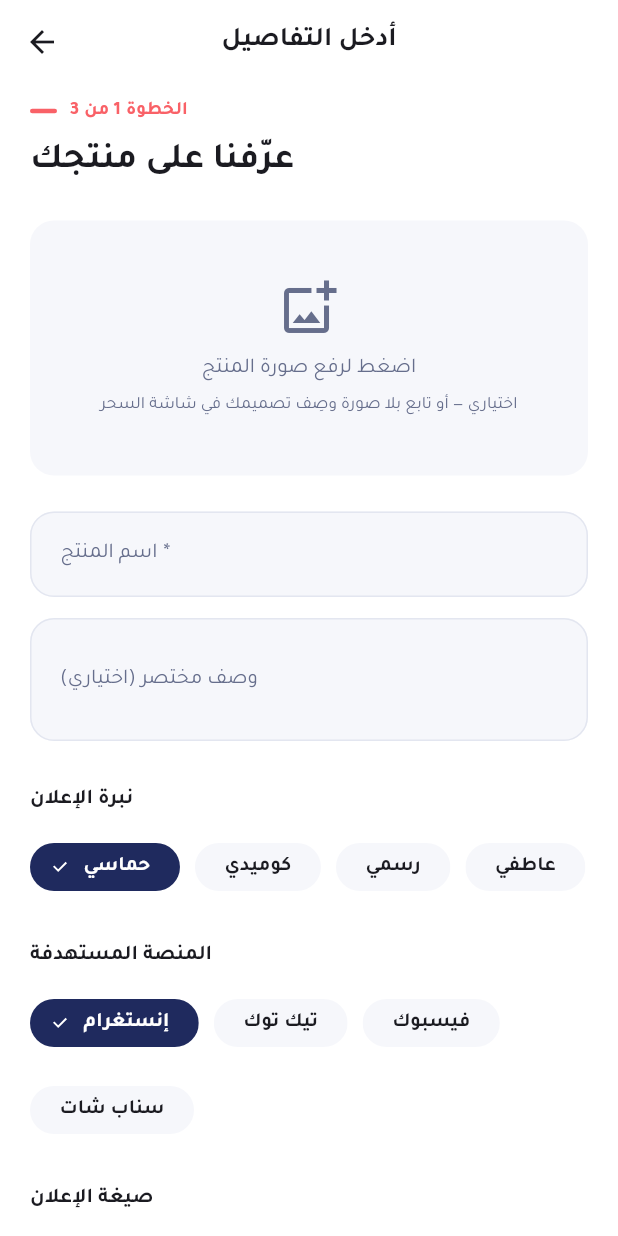
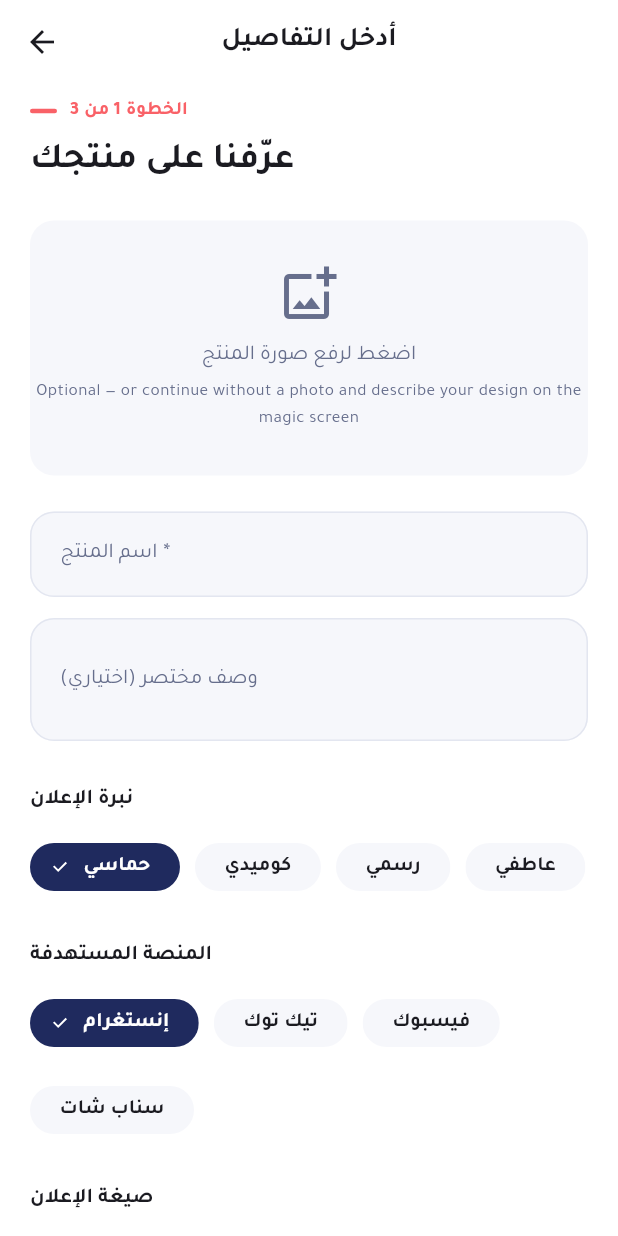
Before and after one commit to mohammed981-tjn/zol, a Flutter app: the UploadDetailsScreen screen opened directly, on a phone screen of 412 x 824 dp. Run offline on Flutter 3.47's test engine with Material 3 defaults, Android fonts, the phone set to English and light mode, and no system bars; our stand-ins replace flutter_map, flutter_svg, geolocator, image_picker, latlong2, share_plus and 2 more; missing offline and left inert: google_mlkit_subject_segmentation, moyasar; accounts and stored records are empty.

Commit message:
السقّاطة تُشدّ ولا تُرخى: النصّ الجديد يُترجَم لا يُرفع له الرقم
سقط البناء على 527b92d في `l10n_guard_test`: سطر التلميح الذي أُضيف
تحت منتقي الصورة رفع نصوص `upload_details_screen.dart` المحفورة من
٢٦ إلى ٢٧.

والحارس سقّاطة بابها واحد — تُخفَّض أرقامها ولا تُرفع. ورفعُ الرقم إلى
٢٧ كان سيمرّ البناء ويجعل كل ميزة تُضاف عذرًا لتوسيع الدَّين نفسه الذي
بُني الحارس ليمنعه. فنُقل النصّ إلى `app_ar.arb` و`app_en.arb`
(`uploadPhotoOptionalHint`) وقُرئ بـ`L.of(context)` — وهذا أوّل مفتاح
مترجَم في هذا الملفّ، فبقي عدّه ٢٦ بلا مساس بالجدول.

واختبارا هذه الدفعة نجحا في التشغيل الساقط قبل أن يُوقفه الحارس:
'Continue button needs only a name' و'Magic screen without a photo
invites a description'.

Co-Authored-By: Claude Opus 5 <noreply@anthropic.com>
Claude-Session: https://claude.ai/code/session_01VALDLhqwfskeSHVVzjjhSQ

```diff
--- a/lib/l10n/app_ar.arb
+++ b/lib/l10n/app_ar.arb
@@ -439,6 +439,7 @@
   "magicInviteTitle": "صِف التصميم الذي تريده",
   "magicInviteBody": "اكتب في الصندوق أسفل الشاشة ما تريده بلغتك — يظهر التخطيط فورًا على جهازك، ثم يمكنك طلب مشهد بالذكاء أو تعديل ما ظهر.",
   "magicInviteSamples": "إعلان خصم ٣٠٪ لمقهى مختص، ألوان دافئة|إعلان افتتاح صالون، ستوري، فخم وهادئ|عرض توظيف: نبحث عن كاشير، مربّع",
+  "uploadPhotoOptionalHint": "اختياري — أو تابع بلا صورة وصِف تصميمك في شاشة السحر",
   "magicCopyText": "نسخ النص",
   "magicSave": "حفظ",
   "magicMatchScore": "توافق {score}%",
--- a/lib/l10n/app_en.arb
+++ b/lib/l10n/app_en.arb
@@ -271,6 +271,7 @@
   "magicInviteTitle": "Describe the design you want",
   "magicInviteBody": "Type what you want in the box below, in your own words — the layout appears instantly on your device, and you can then ask for an AI scene or refine what you got.",
   "magicInviteSamples": "30% off ad for a specialty coffee shop, warm colors|Salon opening ad, story, elegant and calm|Now hiring: cashier wanted, square",
+  "uploadPhotoOptionalHint": "Optional — or continue without a photo and describe your design on the magic screen",
   "magicCopyText": "Copy text",
   "magicSave": "Save",
   "magicMatchScore": "{score}% match",
--- a/lib/l10n/app_localizations.dart
+++ b/lib/l10n/app_localizations.dart
@@ -1723,6 +1723,12 @@ abstract class L {
   /// **'إعلان خصم ٣٠٪ لمقهى مختص، ألوان دافئة|إعلان افتتاح صالون، ستوري، فخم وهادئ|عرض توظيف: نبحث عن كاشير، مربّع'**
   String get magicInviteSamples;
 
+  /// No description provided for @uploadPhotoOptionalHint.
+  ///
+  /// In ar, this message translates to:
+  /// **'اختياري — أو تابع بلا صورة وصِف تصميمك في شاشة السحر'**
+  String get uploadPhotoOptionalHint;
+
   /// No description provided for @magicCopyText.
   ///
   /// In ar, this message translates to:
--- a/lib/l10n/app_localizations_ar.dart
+++ b/lib/l10n/app_localizations_ar.dart
@@ -937,6 +937,10 @@ class LAr extends L {
       'إعلان خصم ٣٠٪ لمقهى مختص، ألوان دافئة|إعلان افتتاح صالون، ستوري، فخم وهادئ|عرض توظيف: نبحث عن كاشير، مربّع';
 
   @override
+  String get uploadPhotoOptionalHint =>
+      'اختياري — أو تابع بلا صورة وصِف تصميمك في شاشة السحر';
+
+  @override
   String get magicCopyText => 'نسخ النص';
 
   @override
--- a/lib/l10n/app_localizations_en.dart
+++ b/lib/l10n/app_localizations_en.dart
@@ -945,6 +945,10 @@ class LEn extends L {
       '30% off ad for a specialty coffee shop, warm colors|Salon opening ad, story, elegant and calm|Now hiring: cashier wanted, square';
 
   @override
+  String get uploadPhotoOptionalHint =>
+      'Optional — or continue without a photo and describe your design on the magic screen';
+
+  @override
   String get magicCopyText => 'Copy text';
 
   @override
--- a/lib/screens/create_ad/upload_details_screen.dart
+++ b/lib/screens/create_ad/upload_details_screen.dart
@@ -3,6 +3,7 @@ import 'package:flutter/material.dart';
 import 'package:image_picker/image_picker.dart';
 
 import '../../config/app_config.dart';
+import '../../l10n/app_localizations.dart';
 import '../../models/ad_badge.dart';
 import '../../models/ad_brief.dart';
 import '../../models/ad_template.dart';
@@ -556,8 +557,14 @@ class _UploadDetailsScreenState extends State<UploadDetailsScreen> {
                   // يستهدفه اختبار الرحلة الكاملة بمطابقة تامّة، وتذييلُه
                   // بـ«(اختياري)» يكسر ستّ خطوات في ثلاثة اختبارات لأجل
                   // كلمةٍ موضعها الطبيعيّ سطرُ الشرح أصلًا.
+                  //
+                  // ومن `L` لا محفورًا: سقّاطة `l10n_guard_test` تعدّ نصوص
+                  // هذا الملفّ وترفض أيّ زيادة على ٢٦، وسطرٌ عربيّ جديد
+                  // يرفعها إلى ٢٧ فيسقط البناء. والسقّاطة تُشدّ ولا تُرخى
+                  // — فالجواب أن يُترجَم النصّ الجديد لا أن يُرفع الرقم،
+                  // وإلّا صارت كل ميزة عذرًا لتوسيع الدَّين.
                   Text(
-                    'اختياري — أو تابع بلا صورة وصِف تصميمك في شاشة السحر',
+                    L.of(context).uploadPhotoOptionalHint,
                     textAlign: TextAlign.center,
                     style: TextStyle(color: context.textMuted, fontSize: 11.5),
                   ),
```
